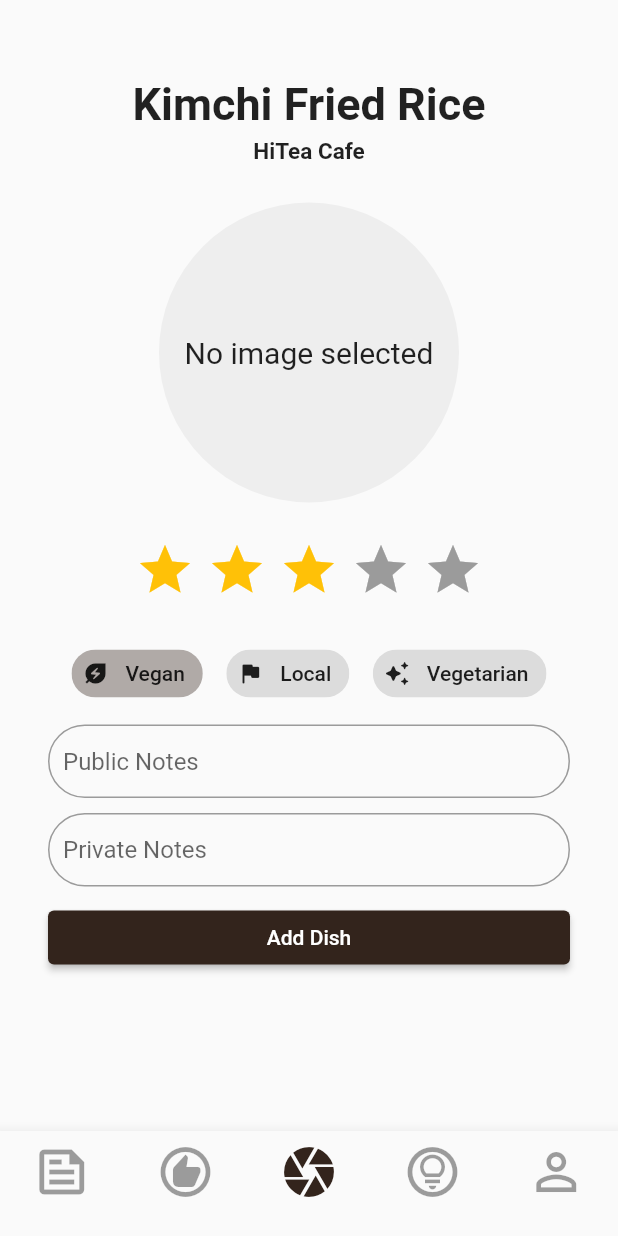
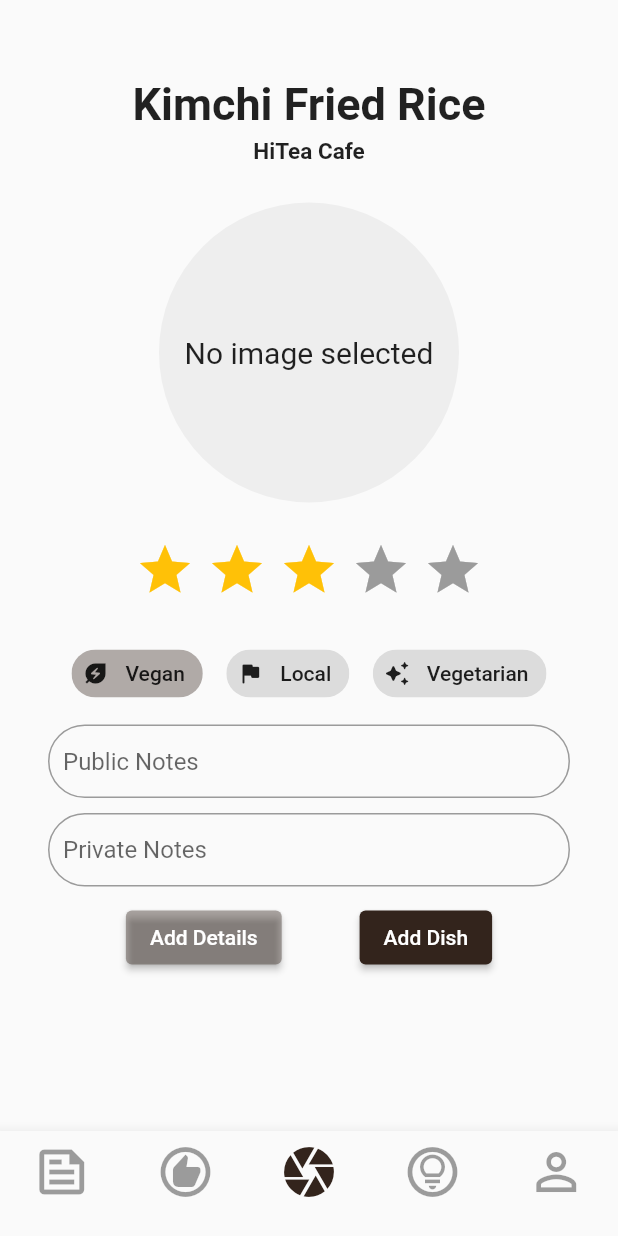
Before and after one commit to TaDish-App/TaDish, a Flutter app: the HomeView screen opened by its route, item 3 of the bottom bar chosen, on a phone screen of 412 x 824 dp. Run offline on Flutter 3.47's test engine with Material 2 defaults, Android fonts, the phone set to English and light mode, and no system bars; drawn by our look-alikes of flutter_rating_bar; our stand-ins replace flutter_fortune_wheel, image_cropper, image_picker.

Commit message:
#5 Add buttons and finish issue

```diff
--- a/tadish/lib/pages/home/bodies/camera_body_view.dart
+++ b/tadish/lib/pages/home/bodies/camera_body_view.dart
@@ -125,9 +125,17 @@ class CameraBodyViewState extends State<CameraBodyView> {
               const SizedBox(
                 height: 10,
               ),
-              SizedBox(
-                width: double.infinity,
-                child: ElevatedButton(
+              Row(
+                mainAxisAlignment: MainAxisAlignment.spaceEvenly, //Center Row contents horizontally,
+                children: [
+                  ElevatedButton(
+                    style: ElevatedButton.styleFrom(
+                        backgroundColor: Theme.of(context).primaryColor.withAlpha(98),
+                       ),
+                    onPressed: () {  },
+                    child: const Text('Add Details'),
+                  ),
+                  ElevatedButton(
                     onPressed: () {
                       // Validate returns true if the form is valid, or false otherwise.
                       if (_formKey.currentState!.validate()) {
@@ -140,6 +148,7 @@ class CameraBodyViewState extends State<CameraBodyView> {
                     },
                     child: const Text('Add Dish'),
                   ),
+                ],
               )
             ],
           ),
```
Lines whose indentation alone changed are shown as unchanged.
